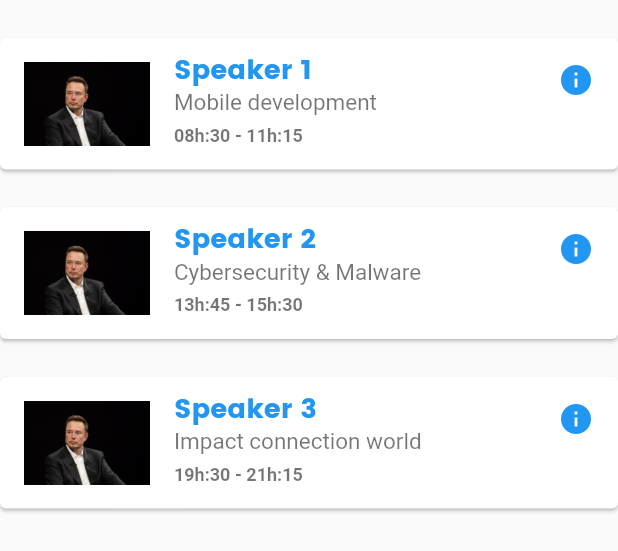
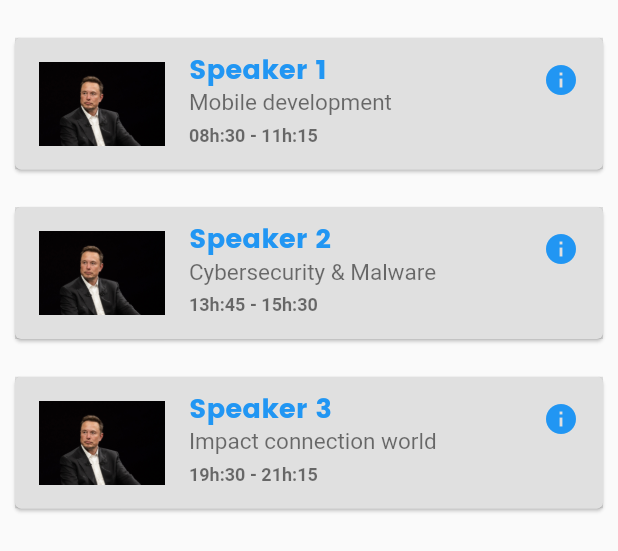
Before and after one commit to Cfcool100/First-App, a Flutter app: the PlanningPage widget shown alone on an empty page, opened directly, on a phone screen of 412 x 824 dp. Shown: the top 551 px of the screen. Run offline on Flutter 3.47's test engine with Material 2 defaults, Android fonts, the phone set to English and light mode, and no system bars; our stand-ins replace flutter_svg.

Commit message:
adjustement of layout

```diff
--- a/lib/pages/planning_page.dart
+++ b/lib/pages/planning_page.dart
@@ -42,8 +42,9 @@ class _PlanningPageState extends State<PlanningPage> {
             final subject = event['subject'];
 
             return Card(
-              margin: const EdgeInsets.only(top: 25),
+              margin: const EdgeInsets.only(top: 25, right: 10, left: 10),
               child: ListTile(
+                tileColor: Colors.black12,
                 isThreeLine: true,
                 leading: Image.asset("assets/images/$avatar"),
                 title: Text(
```
